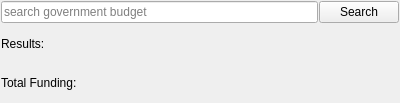
This is gui/src/options.ui in hutchgrant/opengov as Qt 5 draws it before an edit. The edited form follows.
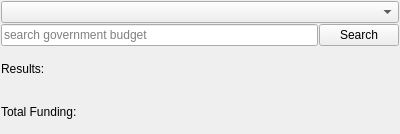
This is the edited form.

```diff
--- a/gui/src/options.ui
+++ b/gui/src/options.ui
@@ -7,9 +7,21 @@
     <x>0</x>
     <y>0</y>
     <width>400</width>
-    <height>103</height>
+    <height>134</height>
    </rect>
   </property>
+  <property name="minimumSize">
+   <size>
+    <width>400</width>
+    <height>0</height>
+   </size>
+  </property>
+  <property name="maximumSize">
+   <size>
+    <width>16777215</width>
+    <height>134</height>
+   </size>
+  </property>
   <property name="windowTitle">
    <string>Form</string>
   </property>
@@ -32,7 +44,10 @@
    <item>
     <layout class="QHBoxLayout" name="horizontalLayout_3">
      <item>
-      <layout class="QVBoxLayout" name="verticalLayout_4" stretch="2,8">
+      <layout class="QVBoxLayout" name="verticalLayout_4" stretch="0,5,5">
+       <item>
+        <widget class="QComboBox" name="cfgListBox"/>
+       </item>
        <item>
         <layout class="QHBoxLayout" name="horizontalLayout_6">
          <item>
```
